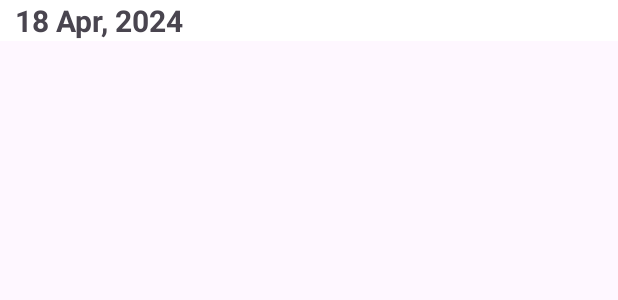
After one commit to sumant4113/Gallery-App, an Android app: the layout item_date.xml on its own in the app's theme, with its tools: preview values and no code run, on a phone screen of 412 x 824 dp. The commit adds this screen. Shown: the top 300 px of the screen. Run offline under Robolectric (Android 15) with nearby library versions, the phone set to English and light mode, and no system bars.

Commit message:
19-10-24 Update
Little update
We creating Date Header for image date wise

```diff
--- a/app/src/main/AndroidManifest.xml
+++ b/app/src/main/AndroidManifest.xml
@@ -33,8 +33,7 @@
         <activity
             android:name=".main.Activity.ViewPictureActivity"
             android:configChanges="orientation|keyboardHidden|screenSize"
-            android:exported="false"
-            android:theme="@style/TranslucentTheme" />
+            android:exported="false" />
         <activity
             android:name=".main.Activity.HomeActivity"
             android:exported="false" />
--- /dev/null
+++ b/app/src/main/res/layout/item_date.xml
@@ -0,0 +1,17 @@
+<?xml version="1.0" encoding="utf-8"?>
+<androidx.constraintlayout.widget.ConstraintLayout xmlns:android="http://schemas.android.com/apk/res/android"
+    android:layout_width="match_parent"
+    android:background="@color/white"
+    android:paddingStart="10sp"
+    android:layout_height="wrap_content">
+
+    <TextView
+        android:id="@+id/txt_date"
+        android:text="18 Apr, 2024"
+        android:textStyle="bold"
+        android:textSize="20sp"
+
+        android:layout_width="wrap_content"
+        android:layout_height="wrap_content" />
+
+</androidx.constraintlayout.widget.ConstraintLayout>
```
Also changed, not shown: app/src/main/res/values/themes.xml (+7 -0 lines).
